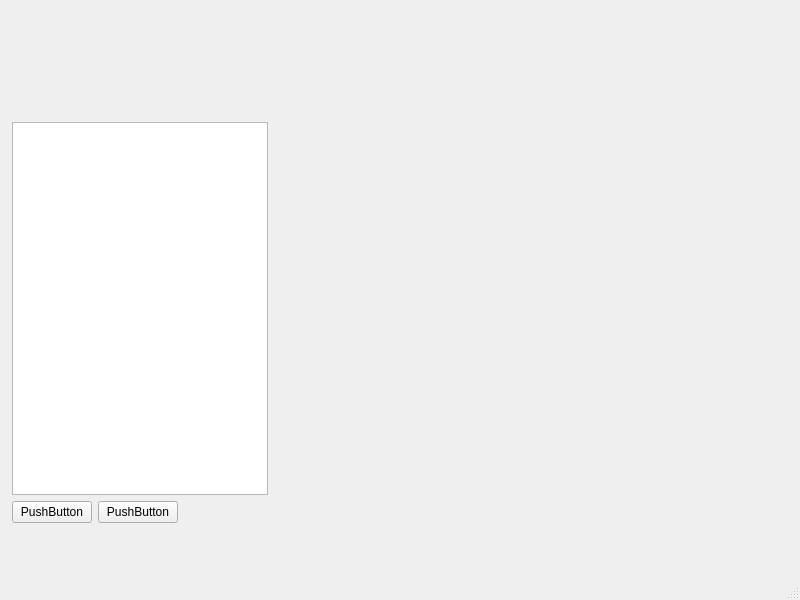
First picture: the form in Qt_Project/mainwindow.ui, repository eeyzr1/2024_Group_01, before the edit.
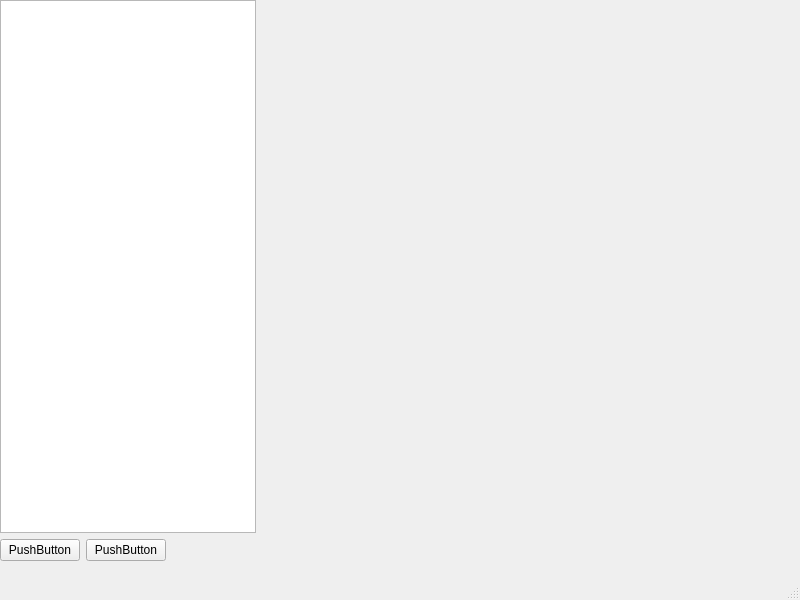
Second picture: the form after the edit.

What changed in the file:
```diff
--- a/Qt_Project/mainwindow.ui
+++ b/Qt_Project/mainwindow.ui
@@ -17,10 +17,10 @@
    <widget class="QWidget" name="">
     <property name="geometry">
      <rect>
-      <x>12</x>
-      <y>122</y>
-      <width>631</width>
-      <height>401</height>
+      <x>0</x>
+      <y>0</y>
+      <width>801</width>
+      <height>561</height>
      </rect>
     </property>
     <layout class="QVBoxLayout" name="verticalLayout">
```
